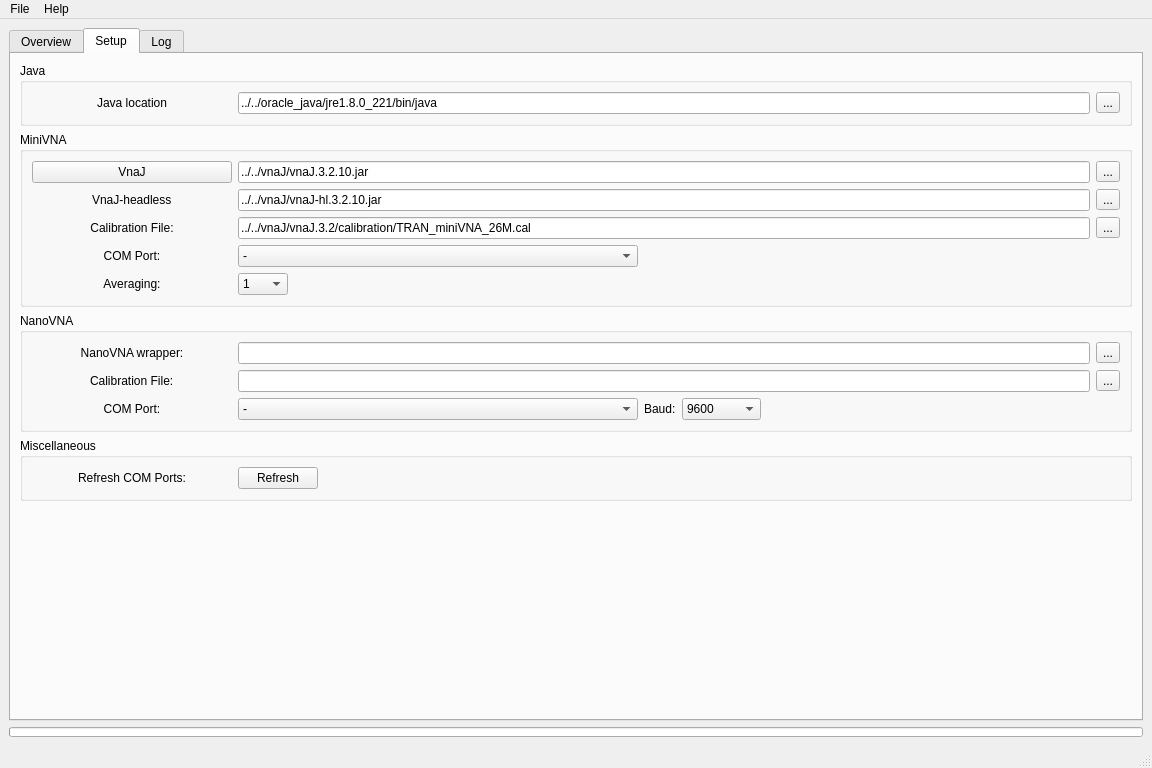
This is python3/gui/amcp_test.ui in Battosai42/amcp as Qt 5 draws it before an edit. The edited form follows.
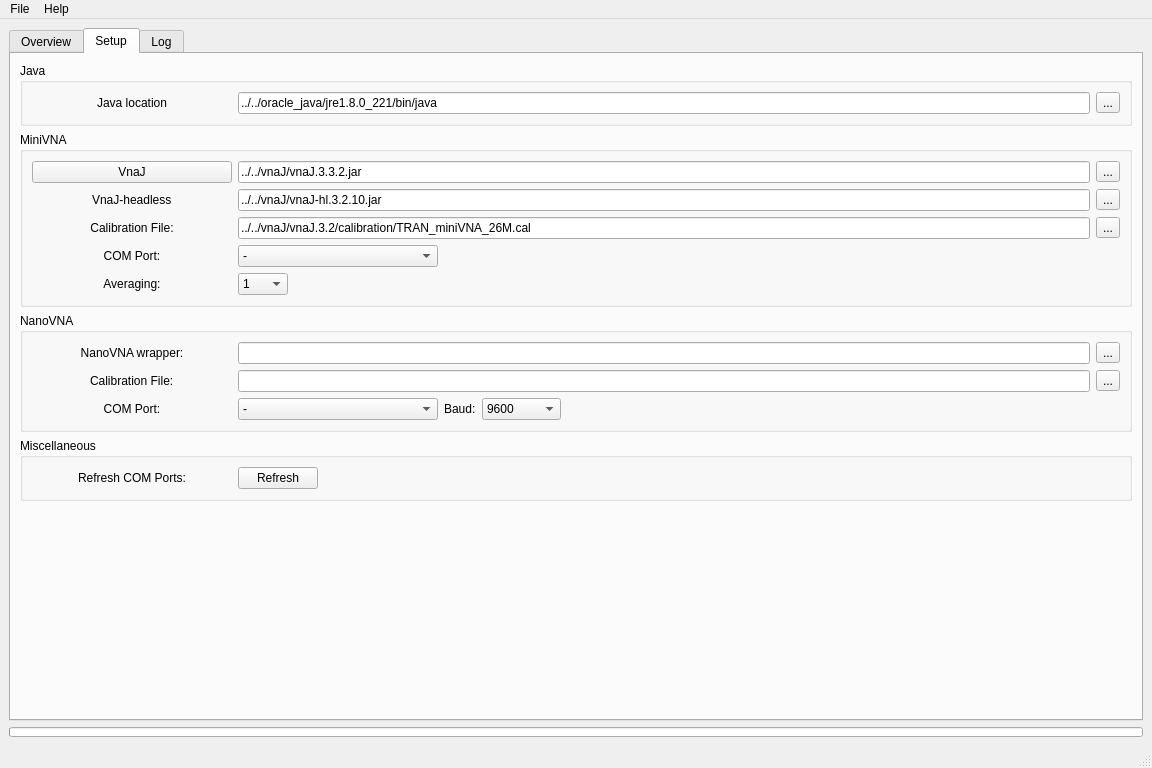
This is the edited form. The open tabs and pages were chosen to show the change. Icons and pictures are not drawn. Custom widgets are drawn as their Qt base class.

Commit message: added gui functions load from file

```diff
--- a/python3/gui/amcp_test.ui
+++ b/python3/gui/amcp_test.ui
@@ -691,7 +691,7 @@
            <item row="1" column="1" colspan="3">
             <widget class="QLineEdit" name="vnaj_loc">
              <property name="text">
-              <string>../../vnaJ/vnaJ.3.2.10.jar</string>
+              <string>../../vnaJ/vnaJ.3.3.2.jar</string>
              </property>
             </widget>
            </item>
@@ -709,13 +709,13 @@
             <widget class="QComboBox" name="sel_minivna_port">
              <property name="minimumSize">
               <size>
-               <width>400</width>
+               <width>200</width>
                <height>0</height>
               </size>
              </property>
              <property name="maximumSize">
               <size>
-               <width>400</width>
+               <width>200</width>
                <height>16777215</height>
               </size>
              </property>
@@ -892,13 +892,13 @@
             <widget class="QComboBox" name="sel_nanovna_port">
              <property name="minimumSize">
               <size>
-               <width>400</width>
+               <width>200</width>
                <height>0</height>
               </size>
              </property>
              <property name="maximumSize">
               <size>
-               <width>400</width>
+               <width>200</width>
                <height>16777215</height>
               </size>
              </property>
```
Left out of the diff: 128 changed lines with no effect on the pictures. The commit also changes 2 other files.
